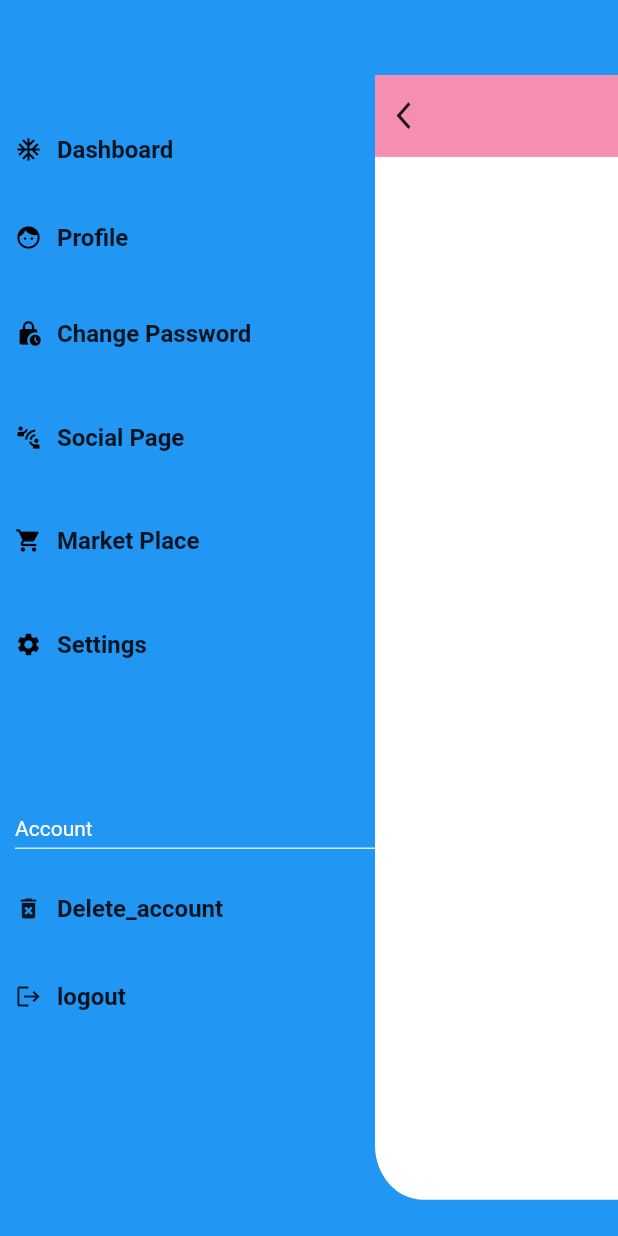
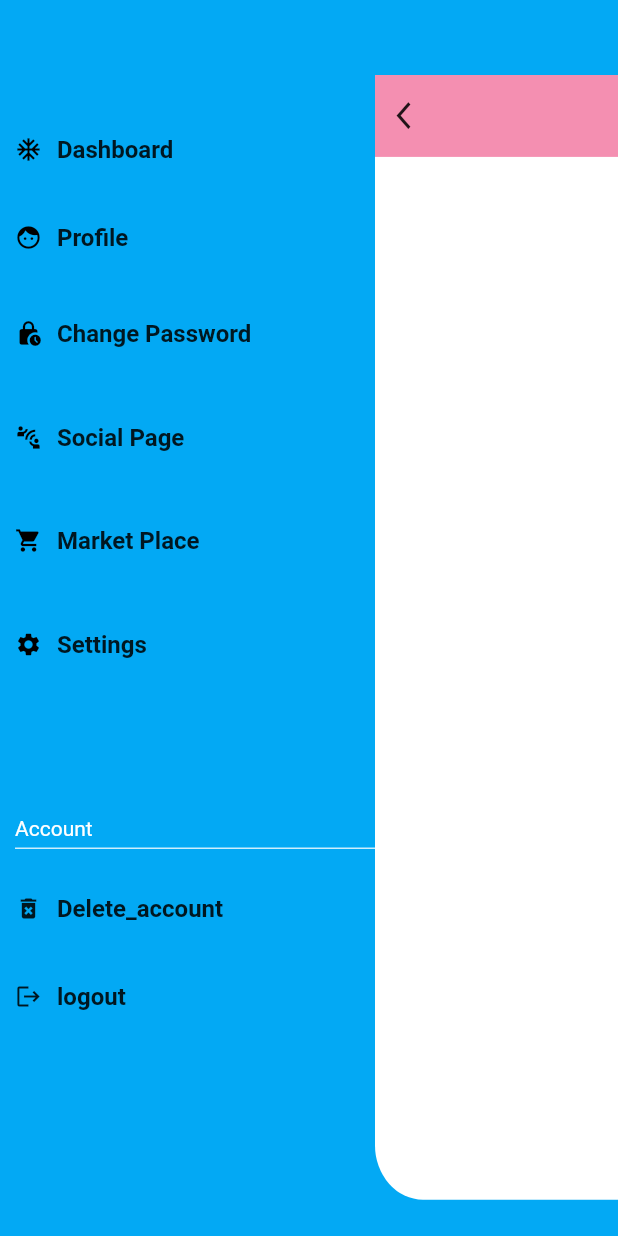
Before and after one commit to bitwaytechorg/pluto, a Flutter app: the MobileHome screen opened directly, after a tap on the "menu" icon, on a phone screen of 412 x 824 dp. Run offline on Flutter 3.47's test engine with Material 2 defaults, Android fonts, the phone set to English and light mode, and no system bars; our stand-ins replace cloud_firestore, firebase_auth, firebase_core, firebase_remote_config; missing offline and left inert: firebase_ui_auth, firebase_ui_localizations; accounts and stored records are empty.

Commit message:
slider_menu.dart

```diff
--- a/lib/components/slider_menu.dart
+++ b/lib/components/slider_menu.dart
@@ -13,7 +13,7 @@ class Slider_menu extends StatelessWidget {
 
       width: MediaQuery.of(context).size.width,
       height: MediaQuery.of(context).size.height,
-      color: Colors.blue,
+      color: Colors.lightBlue,
       padding: EdgeInsets.only(top: 70),
       child: Column(
         mainAxisAlignment: MainAxisAlignment.start,
```
